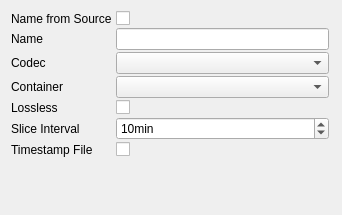
First picture: the form in src/modules/videorecorder/recordersettingsdialog.ui, repository syntalos/syntalos, before the edit.
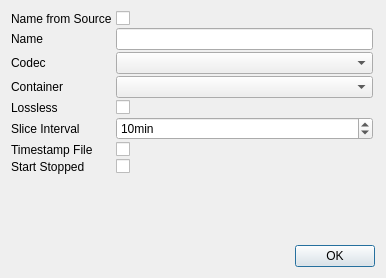
Second picture: the form after the edit.

Diff of the .ui file:
```diff
--- a/src/modules/videorecorder/recordersettingsdialog.ui
+++ b/src/modules/videorecorder/recordersettingsdialog.ui
@@ -6,8 +6,8 @@
    <rect>
     <x>0</x>
     <y>0</y>
-    <width>342</width>
-    <height>215</height>
+    <width>386</width>
+    <height>278</height>
    </rect>
   </property>
   <property name="windowTitle">
@@ -127,8 +127,29 @@
      <item row="0" column="1">
       <widget class="QCheckBox" name="nameFromSrcCheckBox"/>
      </item>
+     <item row="7" column="0">
+      <widget class="QLabel" name="startStoppedLabel">
+       <property name="text">
+        <string>Start Stopped</string>
+       </property>
+      </widget>
+     </item>
+     <item row="7" column="1">
+      <widget class="QCheckBox" name="startStoppedCheckBox">
+       <property name="toolTip">
+        <string>Start in stopped, non-recording state and wait for a control signal</string>
+       </property>
+      </widget>
+     </item>
     </layout>
    </item>
+   <item>
+    <widget class="QDialogButtonBox" name="buttonBox">
+     <property name="standardButtons">
+      <set>QDialogButtonBox::Ok</set>
+     </property>
+    </widget>
+   </item>
   </layout>
  </widget>
  <resources/>
```
Left out of the diff: 19 changed lines with no effect on the pictures.
